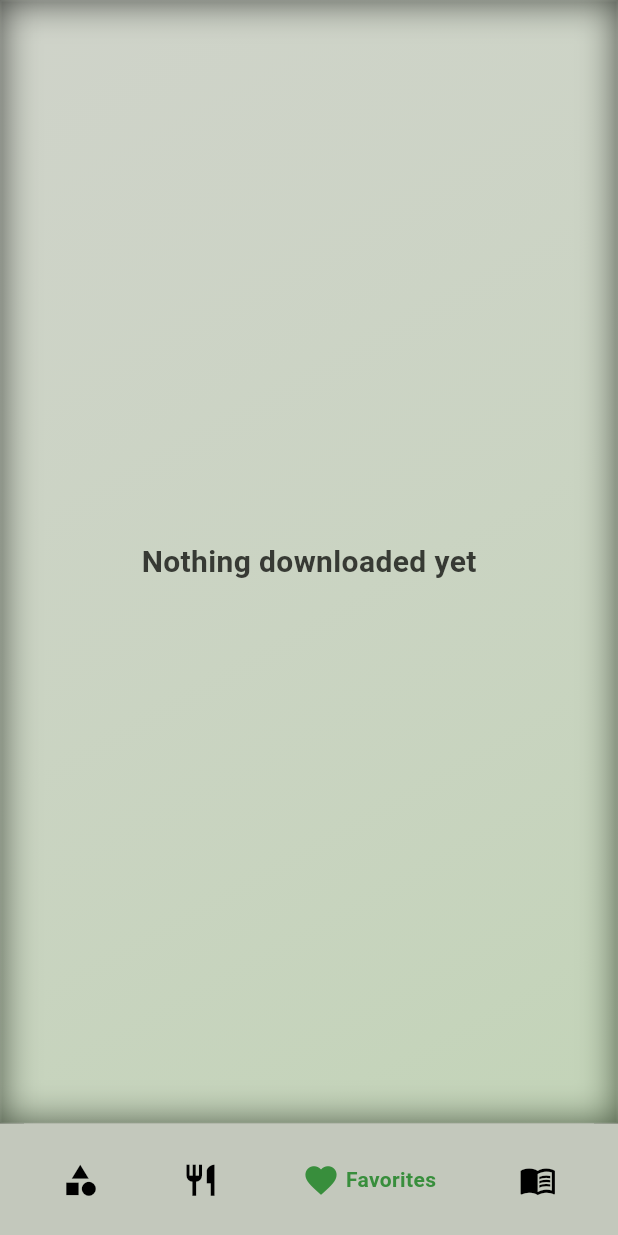
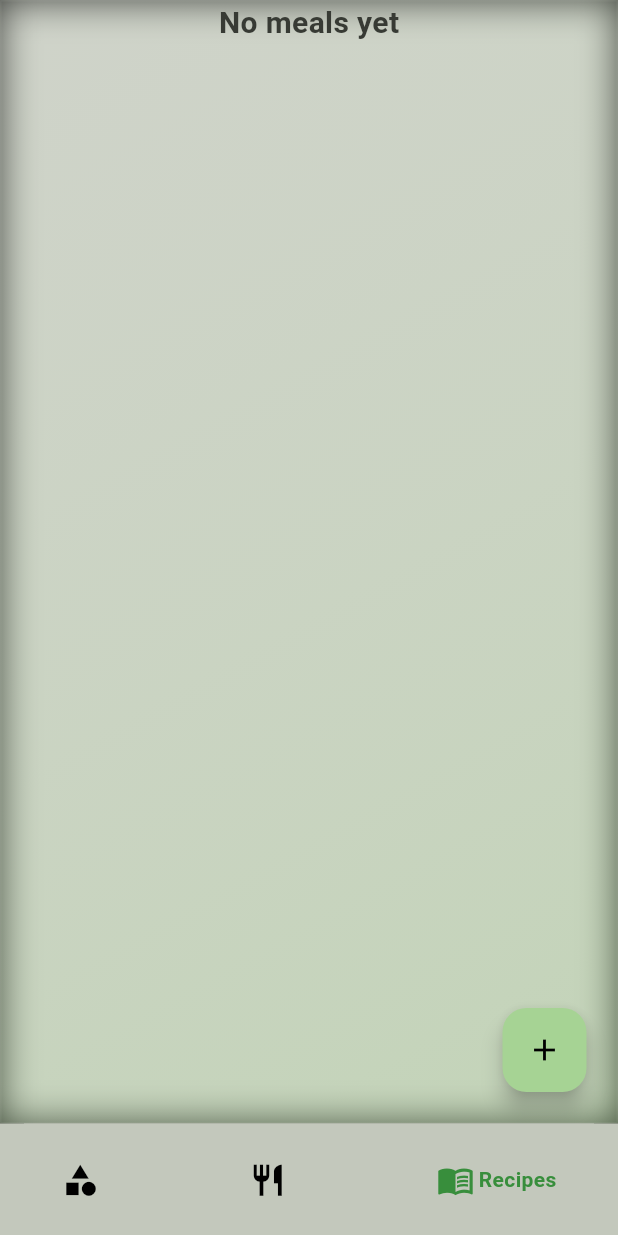
Before and after one commit to danbi4f/nutrivita_demo_v2_8.07.25, a Flutter app: the screen it shows after launch, item 3 of the bottom bar chosen, on a phone screen of 412 x 824 dp. Run offline on Flutter 3.47's test engine with Material 3 defaults, Android fonts, the phone set to English and light mode, and no system bars; drawn by our look-alikes of google_nav_bar; our stand-ins replace bloc, equatable, flutter_bloc, sqflite; accounts and stored records are empty; network calls fail.

Commit message:
refactoring code part 1

```diff
--- a/lib/main.dart
+++ b/lib/main.dart
@@ -1,102 +1,56 @@
 import 'package:flutter/material.dart';
 import 'package:flutter_bloc/flutter_bloc.dart';
-import 'package:nutrivita_demo_v2/common/theme/simple_theme.dart';
-
-import 'package:nutrivita_demo_v2/pages/ab_categories_page/presentation/bloc/survey_foods_by_category_bloc.dart';
-
-import 'package:nutrivita_demo_v2/pages/bb_search_engine_page/presentation/bloc/search_engine_v2_bloc.dart';
-
-import 'package:nutrivita_demo_v2/pages/cb_favorite_foods/bloc/favorite_foods_v2_bloc.dart';
-import 'package:nutrivita_demo_v2/pages/d_meals/presentation/bloc/meals_bloc.dart';
-import 'package:nutrivita_demo_v2/pages/d_meals/presentation/mod/new_recipe/new_recipe_page.dart';
-import 'package:nutrivita_demo_v2/pages/home/home_page.dart';
+import 'package:nutrivita_demo_v2/my_app.dart';
 import 'package:nutrivita_demo_v2/pages/ab_categories_page/data/repository/complete_foods_repository.dart';
-import 'package:nutrivita_demo_v2/pages/d_meals/data/repository/meals_repository.dart';
 import 'package:nutrivita_demo_v2/pages/ab_categories_page/data/repository/survey_foods_by_category_repository.dart';
+import 'package:nutrivita_demo_v2/pages/ab_categories_page/data/service/complete_foods_service.dart';
+import 'package:nutrivita_demo_v2/pages/ab_categories_page/data/service/survey_foods_by_category_service.dart';
 import 'package:nutrivita_demo_v2/pages/bb_search_engine_page/data/repository/survey_foods_description_repository.dart';
-import 'package:nutrivita_demo_v2/pages/ab_categories_page/data/service/complete_foods_service.dart';
-import 'package:nutrivita_demo_v2/pages/d_meals/data/service/meals_service.dart';
-import 'package:nutrivita_demo_v2/pages/ab_categories_page/data/service/survey_foods_by_category_service.dart';
 import 'package:nutrivita_demo_v2/pages/bb_search_engine_page/data/service/survey_foods_description_service.dart';
 
 void main() async {
   WidgetsFlutterBinding.ensureInitialized();
 
+  //-------------------------------SERVICES------------------------------------
+
   final SurveyFoodsByCategoryService surveyService =
       SurveyFoodsByCategoryService();
+
   final CompleteFoodService completeFoodService = CompleteFoodService();
 
-  // Tworzymy repository raz i udostępniamy przez RepositoryProvider
+  final SurveyFoodsDescriptionService surveyFoodsDescriptionService =
+      SurveyFoodsDescriptionService();
+
+  //-----------------------------REPOSITORY------------------------------------
+
   final completeFoodRepository = CompleteFoodRepository(
     surveyFoodsByCategoryService: surveyService,
     completFoodService: completeFoodService,
   );
 
+  final surveyFoodsByCategoryRepository = SurveyFoodsByCategoryRepository(
+    surveyService,
+  );
+
+  final SurveyFoodsDescriptionRepository surveyFoodsDescriptionRepository =
+      SurveyFoodsDescriptionRepository(surveyFoodsDescriptionService);
+
+  //---------------------------------------------------------------------------
+
   runApp(
-    RepositoryProvider<CompleteFoodRepository>(
-      create: (_) => completeFoodRepository,
-      child: MyApp(
-        completeFoodRepository: completeFoodRepository,
-        surveyService: surveyService,
-      ),
+    MultiRepositoryProvider(
+      providers: [
+        RepositoryProvider<CompleteFoodRepository>(
+          create: (_) => completeFoodRepository,
+        ),
+        RepositoryProvider<SurveyFoodsByCategoryRepository>(
+          create: (context) => surveyFoodsByCategoryRepository,
+        ),
+        RepositoryProvider<SurveyFoodsDescriptionRepository>(
+          create: (context) => surveyFoodsDescriptionRepository,
+        ),
+      ],
+      child: MyApp(),
     ),
   );
 }
-
-class MyApp extends StatelessWidget {
-  final CompleteFoodRepository completeFoodRepository;
-  final SurveyFoodsByCategoryService surveyService;
-
-  const MyApp({
-    super.key,
-    required this.completeFoodRepository,
-    required this.surveyService,
-  });
-
-  @override
-  Widget build(BuildContext context) {
-    return MultiBlocProvider(
-      providers: [
-        BlocProvider(
-          create:
-              (_) =>
-                  MealsBloc(MealsRepository(MealsService()))..add(LoadMeals()),
-        ),
-        BlocProvider(
-          create:
-              (context) => SurveyFoodsByCategoryBloc(
-                surveyFoodsByCategoryRepository:
-                    SurveyFoodsByCategoryRepository(surveyService),
-                completeFoodRepository: completeFoodRepository,
-              )..add(LoadSurveyFoodsByCategory()),
-        ),
-        BlocProvider(
-          create:
-              (_) => SearchEngineV2Bloc(
-                SurveyFoodsDescriptionRepository(
-                  SurveyFoodsDescriptionService(),
-                ),
-              ),
-        ),
-        BlocProvider(
-          create:
-              (_) => FavoriteFoodsV2Bloc(repository: completeFoodRepository),
-        ),
-      ],
-      child:
-          BlocListener<SurveyFoodsByCategoryBloc, SurveyFoodsByCategoryState>(
-            listener: (context, state) {
-              if (state.result.isSuccessful) {
-                context.read<FavoriteFoodsV2Bloc>().add(LoadFavoritesFdcId());
-              }
-            },
-            child: MaterialApp(
-              routes: {'/new_recipe': (context) => const NewRecipePage()},
-              theme: simpleTheme2,
-              debugShowCheckedModeBanner: false,
-              home: SafeArea(child: HomePage()),
-            ),
-          ),
-    );
-  }
-}
--- /dev/null
+++ b/lib/my_app.dart
@@ -0,0 +1,47 @@
+import 'package:flutter/material.dart';
+import 'package:flutter_bloc/flutter_bloc.dart';
+import 'package:nutrivita_demo_v2/common/theme/simple_theme.dart';
+import 'package:nutrivita_demo_v2/pages/ab_categories_page/presentation/bloc/survey_foods_by_category_bloc.dart';
+import 'package:nutrivita_demo_v2/pages/bb_search_engine_page/presentation/bloc/search_engine_v2_bloc.dart';
+import 'package:nutrivita_demo_v2/pages/cb_favorite_foods/presentation/bloc/favorite_foods_v2_bloc.dart';
+import 'package:nutrivita_demo_v2/pages/d_meals/presentation/bloc/meals_bloc.dart';
+import 'package:nutrivita_demo_v2/pages/d_meals/presentation/mod/new_recipe/new_recipe_page.dart';
+import 'package:nutrivita_demo_v2/pages/home/home_page.dart';
+import 'package:nutrivita_demo_v2/pages/ab_categories_page/data/repository/complete_foods_repository.dart';
+import 'package:nutrivita_demo_v2/pages/d_meals/data/repository/meals_repository.dart';
+import 'package:nutrivita_demo_v2/pages/ab_categories_page/data/repository/survey_foods_by_category_repository.dart';
+import 'package:nutrivita_demo_v2/pages/bb_search_engine_page/data/repository/survey_foods_description_repository.dart';
+import 'package:nutrivita_demo_v2/pages/d_meals/data/service/meals_service.dart';
+import 'package:nutrivita_demo_v2/pages/ab_categories_page/data/service/survey_foods_by_category_service.dart';
+import 'package:nutrivita_demo_v2/pages/bb_search_engine_page/data/service/survey_foods_description_service.dart';
+
+class MyApp extends StatelessWidget {
+  const MyApp({super.key});
+
+  @override
+  Widget build(BuildContext context) {
+    return MultiBlocProvider(
+      providers: [
+        BlocProvider(
+          create:
+              (_) =>
+                  MealsBloc(MealsRepository(MealsService()))..add(LoadMeals()),
+        ),
+      ],
+      child:
+      // BlocListener<SurveyFoodsByCategoryBloc, SurveyFoodsByCategoryState>(
+      //   listener: (context, state) {
+      //     if (state.result.isSuccessful) {
+      //       context.read<FavoriteFoodsV2Bloc>().add(LoadFavoritesFdcId());
+      //     }
+      //   },
+      //   child:
+      MaterialApp(
+        routes: {'/new_recipe': (context) => const NewRecipePage()},
+        theme: simpleTheme2,
+        debugShowCheckedModeBanner: false,
+        home: SafeArea(child: HomePage()),
+      ),
+    );
+  }
+}
--- a/lib/pages/ab_categories_page/presentation/main/components/_column_animated_v2.dart
+++ b/lib/pages/ab_categories_page/presentation/main/components/_column_animated_v2.dart
@@ -34,7 +34,7 @@ class _ColumnAnimatedV2 extends StatelessWidget {
                     SizedBox(height: 20),
                     HeaderTitleV2(),
                     SizedBox(height: 20),
-                    Expanded(child: CategoryGroupWidgetV2()),
+                    Expanded(child: CategoryGroupWidgetV2.withBloc()),
                   ],
                 ),
               ),
--- a/lib/pages/ab_categories_page/presentation/mod/foods_by_group_v2/foods_by_group_item_v2.dart
+++ b/lib/pages/ab_categories_page/presentation/mod/foods_by_group_v2/foods_by_group_item_v2.dart
@@ -3,7 +3,7 @@ import 'package:flutter_bloc/flutter_bloc.dart';
 import 'package:nutrivita_demo_v2/common/mod/custom_container.dart';
 import 'package:nutrivita_demo_v2/common/mod/view_food_with_nutrients.dart';
 import 'package:nutrivita_demo_v2/common/theme/app_text_style.dart';
-import 'package:nutrivita_demo_v2/pages/cb_favorite_foods/bloc/favorite_foods_v2_bloc.dart';
+import 'package:nutrivita_demo_v2/pages/cb_favorite_foods/presentation/bloc/favorite_foods_v2_bloc.dart';
 import 'package:nutrivita_demo_v2/shared/models/delayed_result.dart';
 import 'package:nutrivita_demo_v2/pages/ab_categories_page/domain/model/survey_foods_by_category/mod/top_food.dart';
 import 'package:nutrivita_demo_v2/pages/ab_categories_page/data/repository/complete_foods_repository.dart';
@@ -29,11 +29,11 @@ class _FoodsByGroupItemV2State extends State<FoodsByGroupItemV2> {
   @override
   void initState() {
     super.initState();
-    final favoritesState = context.read<FavoriteFoodsV2Bloc>().state.favorites;
-    final favoritesList = favoritesState.valueOrNull ?? [];
-    _isFavorite = favoritesList.any(
-      (food) => food.fdcId == widget.topFoodsByGroup.fdcId,
-    );
+    // final favoritesState = context.read<FavoriteFoodsV2Bloc>().state.favorites;
+    // final favoritesList = favoritesState.valueOrNull ?? [];
+    // _isFavorite = favoritesList.any(
+    //   (food) => food.fdcId == widget.topFoodsByGroup.fdcId,
+    // );
   }
 
   @override
--- a/lib/pages/cb_favorite_foods/mod/favorite_foods_item_v2.dart
+++ b/lib/pages/cb_favorite_foods/presentation/mod/favorite_foods_item_v2.dart
@@ -3,7 +3,7 @@ import 'package:flutter_bloc/flutter_bloc.dart';
 import 'package:nutrivita_demo_v2/common/mod/custom_container.dart';
 import 'package:nutrivita_demo_v2/common/mod/view_food_with_nutrients.dart';
 import 'package:nutrivita_demo_v2/common/theme/app_text_style.dart';
-import 'package:nutrivita_demo_v2/pages/cb_favorite_foods/bloc/favorite_foods_v2_bloc.dart';
+import 'package:nutrivita_demo_v2/pages/cb_favorite_foods/presentation/bloc/favorite_foods_v2_bloc.dart';
 import 'package:nutrivita_demo_v2/pages/ab_categories_page/domain/model/complet_foods.dart';
 
 class FavoriteFoodsItemV2 extends StatelessWidget {
--- a/lib/pages/cb_favorite_foods/mod/favorite_foods_success_widget_v2.dart
+++ b/lib/pages/cb_favorite_foods/presentation/mod/favorite_foods_success_widget_v2.dart
@@ -1,5 +1,5 @@
 import 'package:flutter/material.dart';
-import 'package:nutrivita_demo_v2/pages/cb_favorite_foods/mod/favorite_foods_item_v2.dart';
+import 'package:nutrivita_demo_v2/pages/cb_favorite_foods/presentation/mod/favorite_foods_item_v2.dart';
 import 'package:nutrivita_demo_v2/pages/ab_categories_page/domain/model/complet_foods.dart';
 
 class FavoriteFoodsSuccessWidgetV2 extends StatelessWidget {
--- a/lib/pages/home/home_page.dart
+++ b/lib/pages/home/home_page.dart
@@ -3,7 +3,7 @@ import 'package:google_nav_bar/google_nav_bar.dart';
 
 import 'package:nutrivita_demo_v2/pages/ab_categories_page/presentation/main/categories_page_v2.dart';
 import 'package:nutrivita_demo_v2/pages/bb_search_engine_page/presentation/main/search_engine_widget_v2.dart';
-import 'package:nutrivita_demo_v2/pages/cb_favorite_foods/main/favorite_foods_widget_v2.dart';
+import 'package:nutrivita_demo_v2/pages/cb_favorite_foods/presentation/main/favorite_foods_widget_v2.dart';
 import 'package:nutrivita_demo_v2/pages/d_meals/presentation/main/meals_foods_success_widget_v2.dart';
 
 class HomePage extends StatefulWidget {
@@ -19,7 +19,7 @@ class _HomePageState extends State<HomePage> {
   final List<GlobalKey<NavigatorState>> _navigatorKeys = [
     GlobalKey<NavigatorState>(),
     GlobalKey<NavigatorState>(),
-    GlobalKey<NavigatorState>(),
+    // GlobalKey<NavigatorState>(),
     GlobalKey<NavigatorState>(),
   ];
 
@@ -49,9 +49,12 @@ class _HomePageState extends State<HomePage> {
           index: currentIndex,
           children: [
             _buildNavigator(_navigatorKeys[0], const CategoriesPageV2()),
-            _buildNavigator(_navigatorKeys[1], SearchEngineWidgetV2()),
-            _buildNavigator(_navigatorKeys[2], FavoriteFoodsWidgetV2()),
-            _buildNavigator(_navigatorKeys[3], MealsFoodsSuccessWidgetV2()),
+            _buildNavigator(_navigatorKeys[1], SearchEngineWidgetV2.withBloc()),
+            // _buildNavigator(
+            //   _navigatorKeys[2],
+            //   FavoriteFoodsWidgetV2.withBloc(),
+            // ),
+            _buildNavigator(_navigatorKeys[2], MealsFoodsSuccessWidgetV2()),
           ],
         ),
         bottomNavigationBar: Container(
@@ -59,7 +62,7 @@ class _HomePageState extends State<HomePage> {
           child: Padding(
             padding: const EdgeInsets.symmetric(horizontal: 16.0),
             child: GNav(
-              gap: 4,
+              gap: 3,
               tabBorderRadius: 16,
               backgroundColor: Theme.of(context).colorScheme.onSurfaceVariant,
               color: Colors.black,
@@ -69,7 +72,7 @@ class _HomePageState extends State<HomePage> {
               tabs: const [
                 GButton(icon: Icons.category, text: 'Categories', iconSize: 25),
                 GButton(icon: Icons.restaurant, text: 'Food', iconSize: 25),
-                GButton(icon: Icons.favorite, text: 'Favorites', iconSize: 25),
+                // GButton(icon: Icons.favorite, text: 'Favorites', iconSize: 25),
                 GButton(icon: Icons.menu_book, text: 'Recipes', iconSize: 25),
               ],
             ),
```
Also changed, not shown: lib/pages/ab_categories_page/presentation/mod/category_group_v2/category_group_widget_v2.dart (+11 -0 lines), lib/pages/bb_search_engine_page/presentation/main/search_engine_widget_v2.dart (+7 -0 lines), lib/pages/bb_search_engine_page/presentation/mod/search_engine_success_widget_item_v2.dart (+34 -34 lines), lib/pages/cb_favorite_foods/presentation/main/favorite_foods_widget_v2.dart (renamed from lib/pages/cb_favorite_foods/main/favorite_foods_widget_v2.dart, +13 -2 lines), lib/pages/cb_favorite_foods/presentation/bloc/favorite_foods_v2_bloc.dart (renamed from lib/pages/cb_favorite_foods/bloc/favorite_foods_v2_bloc.dart), lib/pages/cb_favorite_foods/presentation/bloc/favorite_foods_v2_event.dart (renamed from lib/pages/cb_favorite_foods/bloc/favorite_foods_v2_event.dart), lib/pages/cb_favorite_foods/presentation/bloc/favorite_foods_v2_state.dart (renamed from lib/pages/cb_favorite_foods/bloc/favorite_foods_v2_state.dart).
